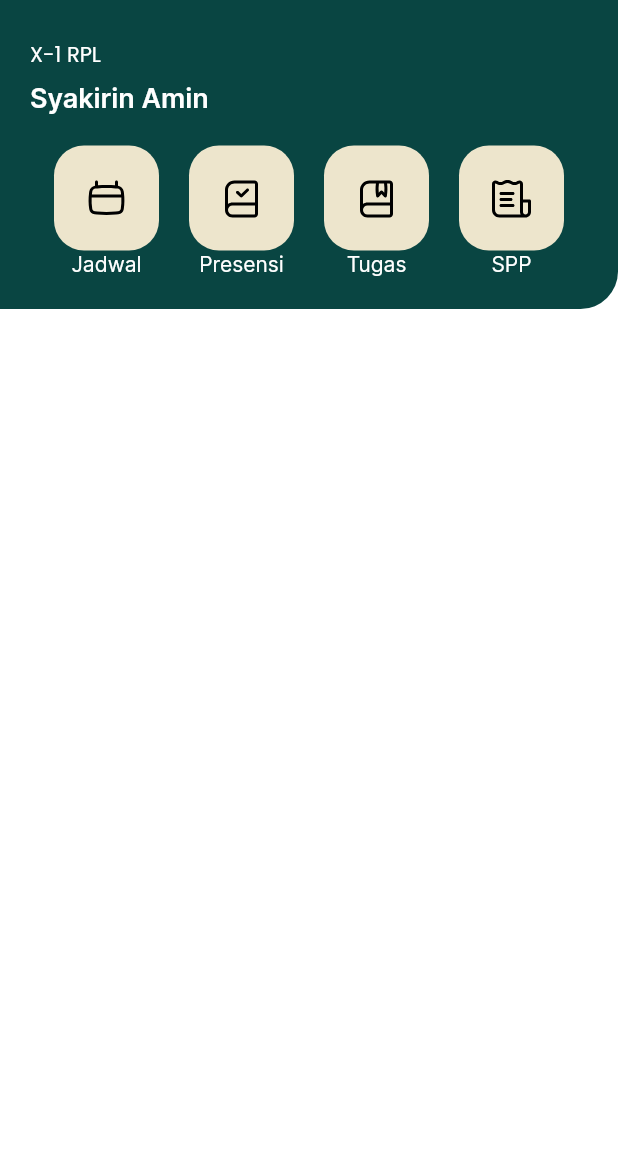
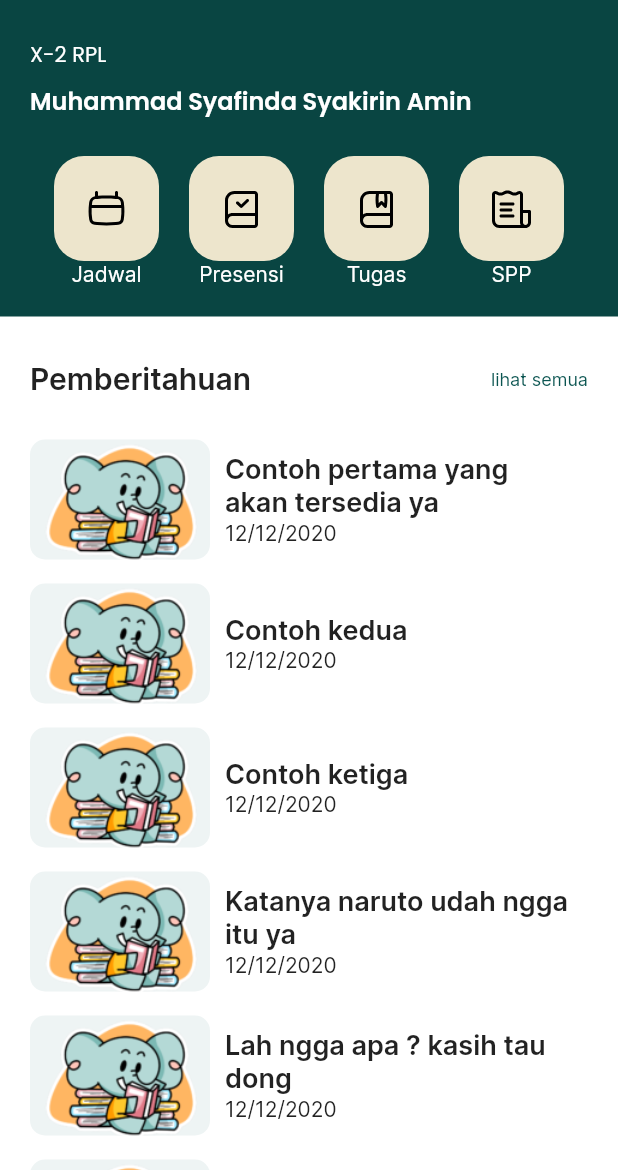
Before and after one commit to smeducative/smedipfess-app, a Flutter app: the HomeScreen screen opened directly, on a phone screen of 412 x 824 dp, the part 66-1236 px from its top. Run offline on Flutter 3.47's test engine with Material 2 defaults, Android fonts, the phone set to English and light mode, and no system bars; our stand-ins replace dio, flutter_svg.

Commit message:
fixed homescreen layout

```diff
--- /dev/null
+++ b/lib/screens/components/quick_access_menu.dart
@@ -0,0 +1,92 @@
+import 'package:flutter/material.dart';
+import 'package:flutter_svg/flutter_svg.dart';
+import 'package:smedipfess/constants/theme.dart';
+
+class QuickAccessMenu extends StatelessWidget {
+  const QuickAccessMenu({
+    Key? key,
+  }) : super(key: key);
+
+  @override
+  Widget build(BuildContext context) {
+    return Padding(
+      padding: const EdgeInsets.only(
+        left: 22,
+        right: 22,
+        top: 25,
+      ),
+      child: Row(
+        mainAxisAlignment: MainAxisAlignment.center,
+        children: const [
+          QuickMenu(
+            assetName: 'assets/icons/Calendar.svg',
+            title: 'Jadwal',
+          ),
+          SizedBox(
+            width: 20,
+          ),
+          QuickMenu(
+            assetName: 'assets/icons/Book-check.svg',
+            title: 'Presensi',
+          ),
+          SizedBox(
+            width: 20,
+          ),
+          QuickMenu(
+            assetName: 'assets/icons/Book-mark.svg',
+            title: 'Tugas',
+          ),
+          SizedBox(
+            width: 20,
+          ),
+          QuickMenu(
+            assetName: 'assets/icons/Invoice.svg',
+            title: 'SPP',
+          ),
+        ],
+      ),
+    );
+  }
+}
+
+class QuickMenu extends StatelessWidget {
+  final String assetName;
+  final String title;
+
+  const QuickMenu({Key? key, required this.assetName, required this.title})
+      : super(key: key);
+
+  @override
+  Widget build(BuildContext context) {
+    return Column(
+      children: [
+        Container(
+          width: 70,
+          height: 70,
+          decoration: BoxDecoration(
+            color: AppColorTheme.secondary,
+            borderRadius: BorderRadius.circular(20),
+          ),
+          child: Center(
+            child: SvgPicture.asset(
+              assetName,
+              width: 32,
+              height: 32,
+              color: Colors.black,
+            ),
+          ),
+        ),
+        Center(
+          child: Text(
+            title,
+            style: const TextStyle(
+              fontFamily: 'inter',
+              fontWeight: FontWeight.w400,
+              color: Colors.white,
+            ),
+          ),
+        )
+      ],
+    );
+  }
+}
--- a/lib/screens/home/home_sceen.dart
+++ b/lib/screens/home/home_sceen.dart
@@ -1,7 +1,8 @@
 import 'package:flutter/material.dart';
-import 'package:flutter_svg/svg.dart';
 import 'package:smedipfess/constants/theme.dart';
 import 'package:smedipfess/screens/components/custom_app_bar.dart';
+import 'package:smedipfess/screens/components/quick_access_menu.dart';
+import 'package:smedipfess/screens/home/pemberitahuan_widget.dart';
 
 class HomeScreen extends StatefulWidget {
   const HomeScreen({Key? key}) : super(key: key);
@@ -28,33 +29,61 @@ class _HomeScreenState extends State<HomeScreen> {
       ),
       body: ListView(
         shrinkWrap: true,
-        physics: const BouncingScrollPhysics(),
+        // physics: const BouncingScrollPhysics(),
+        children: [
+          Stack(
             children: [
               Container(
-            height: 350,
-            color: Colors.white,
-            child: Stack(
-              children: [
-                Container(
-                  height: 190,
+                height: 195,
                 width: double.infinity,
                 decoration: const BoxDecoration(
                   color: AppColorTheme.kPrimary,
-                    borderRadius: BorderRadius.only(
-                      bottomRight: Radius.circular(25),
+                  // borderRadius: BorderRadius.only(
+                  //   bottomRight: Radius.circular(35),
+                  //   bottomLeft: Radius.circular(35),
+                  // ),
                 ),
               ),
-                  child: Column(
+              Column(
                 mainAxisAlignment: MainAxisAlignment.start,
                 crossAxisAlignment: CrossAxisAlignment.start,
-                    children: [
-                      const Padding(
+                children: const [
+                  // Hero profile
+                  // kelas, nama lengkap
+                  HeroProfile(),
+
+                  // quick menu access
+                  QuickAccessMenu(),
+                  // Pengumuman
+                  PemberitahuanWidget()
+                ],
+              ),
+            ],
+          ),
+        ],
+      ),
+    );
+  }
+}
+
+class HeroProfile extends StatelessWidget {
+  const HeroProfile({
+    Key? key,
+  }) : super(key: key);
+
+  @override
+  Widget build(BuildContext context) {
+    return Column(
+      mainAxisAlignment: MainAxisAlignment.start,
+      crossAxisAlignment: CrossAxisAlignment.start,
+      children: const [
+        Padding(
           padding: EdgeInsets.only(
             top: 10,
             left: 20,
           ),
           child: Text(
-                          'X-1 RPL',
+            'X-2 RPL',
             style: TextStyle(
               fontSize: 14,
               fontFamily: 'poppins',
@@ -63,105 +92,21 @@ class _HomeScreenState extends State<HomeScreen> {
             ),
           ),
         ),
-                      const Padding(
+        Padding(
           padding: EdgeInsets.only(
             top: 8.0,
             left: 20,
           ),
           child: Text(
-                          'Syakirin Amin',
+            'Muhammad Syafinda Syakirin Amin',
             style: TextStyle(
-                            fontSize: 18,
-                            fontFamily: 'inter',
+              fontSize: 16,
+              fontFamily: 'poppins',
               fontWeight: FontWeight.w600,
               color: Colors.white,
             ),
           ),
         ),
-
-                      // quick menu access
-                      Padding(
-                        padding: const EdgeInsets.all(20.0),
-                        child: Row(
-                          mainAxisAlignment: MainAxisAlignment.center,
-                          children: const [
-                            QuickMenu(
-                              assetName: 'assets/icons/Calendar.svg',
-                              title: 'Jadwal',
-                            ),
-                            SizedBox(
-                              width: 20,
-                            ),
-                            QuickMenu(
-                              assetName: 'assets/icons/Book-check.svg',
-                              title: 'Presensi',
-                            ),
-                            SizedBox(
-                              width: 20,
-                            ),
-                            QuickMenu(
-                              assetName: 'assets/icons/Book-mark.svg',
-                              title: 'Tugas',
-                            ),
-                            SizedBox(
-                              width: 20,
-                            ),
-                            QuickMenu(
-                              assetName: 'assets/icons/Invoice.svg',
-                              title: 'SPP',
-                            ),
-                          ],
-                        ),
-                      ),
-                    ],
-                  ),
-                ),
-              ],
-            ),
-          ),
-        ],
-      ),
-    );
-  }
-}
-
-class QuickMenu extends StatelessWidget {
-  final String assetName;
-  final String title;
-
-  const QuickMenu({Key? key, required this.assetName, required this.title})
-      : super(key: key);
-
-  @override
-  Widget build(BuildContext context) {
-    return Column(
-      children: [
-        Container(
-          width: 70,
-          height: 70,
-          decoration: BoxDecoration(
-            color: AppColorTheme.secondary,
-            borderRadius: BorderRadius.circular(20),
-          ),
-          child: Center(
-            child: SvgPicture.asset(
-              assetName,
-              width: 32,
-              height: 32,
-              color: Colors.black,
-            ),
-          ),
-        ),
-        Center(
-          child: Text(
-            title,
-            style: const TextStyle(
-              fontFamily: 'inter',
-              fontWeight: FontWeight.w400,
-              color: Colors.white,
-            ),
-          ),
-        )
       ],
     );
   }
--- /dev/null
+++ b/lib/screens/home/pemberitahuan_widget.dart
@@ -0,0 +1,153 @@
+import 'package:flutter/material.dart';
+import 'package:flutter_svg/flutter_svg.dart';
+import 'package:smedipfess/constants/theme.dart';
+
+class PemberitahuanWidget extends StatelessWidget {
+  const PemberitahuanWidget({Key? key}) : super(key: key);
+
+  @override
+  Widget build(BuildContext context) {
+    return Container(
+      margin: const EdgeInsets.only(top: 30),
+      child: Padding(
+        padding: const EdgeInsets.all(20.0),
+        child: Column(
+          children: [
+            Row(
+              mainAxisAlignment: MainAxisAlignment.spaceBetween,
+              children: const [
+                Text(
+                  'Pemberitahuan',
+                  style: TextStyle(
+                    fontWeight: FontWeight.w600,
+                    fontSize: 20,
+                  ),
+                ),
+                Text(
+                  'lihat semua',
+                  style: TextStyle(
+                    fontWeight: FontWeight.w400,
+                    fontSize: 12,
+                    color: AppColorTheme.primarySoft,
+                  ),
+                )
+              ],
+            ),
+            const SizedBox(
+              height: 20,
+            ),
+            ListView(
+              shrinkWrap: true,
+              physics: const BouncingScrollPhysics(),
+              children: const [
+                PemberitahuanItem(
+                  title: 'Contoh pertama yang akan tersedia ya',
+                  date: '12/12/2020',
+                ),
+                PemberitahuanItem(
+                  title: 'Contoh kedua',
+                  date: '12/12/2020',
+                ),
+                PemberitahuanItem(
+                  title: 'Contoh ketiga',
+                  date: '12/12/2020',
+                ),
+                PemberitahuanItem(
+                  title: 'Katanya naruto udah ngga itu ya',
+                  date: '12/12/2020',
+                ),
+                PemberitahuanItem(
+                  title: 'Lah ngga apa ? kasih tau dong',
+                  date: '12/12/2020',
+                ),
+                PemberitahuanItem(
+                  title: 'suka musik yang gimana kamu? boleh tau nggak',
+                  date: '12/12/2020',
+                ),
+                PemberitahuanItem(
+                  title: 'Akusih suka musik yang enak di denger doang',
+                  date: '12/12/2020',
+                ),
+                PemberitahuanItem(
+                  title:
+                      'Kalo kamu yang gmana emangnya ? boleh aku tau nggak soalnya lagi nyari referesnis',
+                  date: '12/12/2020',
+                ),
+              ],
+            )
+          ],
+        ),
+      ),
+    );
+  }
+}
+
+class PemberitahuanItem extends StatelessWidget {
+  final String title;
+  final String date;
+
+  const PemberitahuanItem({
+    Key? key,
+    required this.title,
+    required this.date,
+  }) : super(key: key);
+
+  @override
+  Widget build(BuildContext context) {
+    return Padding(
+      padding: const EdgeInsets.symmetric(vertical: 8.0),
+      child: Row(
+        children: [
+          Stack(children: [
+            Container(
+              decoration: const BoxDecoration(
+                color: AppColorTheme.primaryExtraSoft,
+                borderRadius: BorderRadius.all(
+                  Radius.circular(10),
+                ),
+              ),
+              height: 80,
+              width: 120,
+            ),
+            const Image(
+              image: AssetImage('assets/icons/temp_icon.png'),
+              fit: BoxFit.cover,
+              width: 120,
+              height: 80,
+            ),
+          ]),
+          Expanded(
+            child: Padding(
+              padding: const EdgeInsets.symmetric(horizontal: 10),
+              child: Column(
+                mainAxisAlignment: MainAxisAlignment.start,
+                crossAxisAlignment: CrossAxisAlignment.start,
+                children: [
+                  Text(
+                    title,
+                    style: const TextStyle(
+                      fontSize: 18,
+                      fontWeight: FontWeight.w600,
+                    ),
+                    softWrap: true,
+                  ),
+                  Align(
+                    alignment: Alignment.bottomLeft,
+                    child: Text(
+                      date,
+                      style: const TextStyle(
+                        fontSize: 14,
+                        fontWeight: FontWeight.w400,
+                        color: Colors.black87,
+                      ),
+                    ),
+                  ),
+                ],
+              ),
+            ),
+          )
+        ],
+      ),
+    );
+  }
+}
```
Lines whose indentation alone changed are shown as unchanged.
